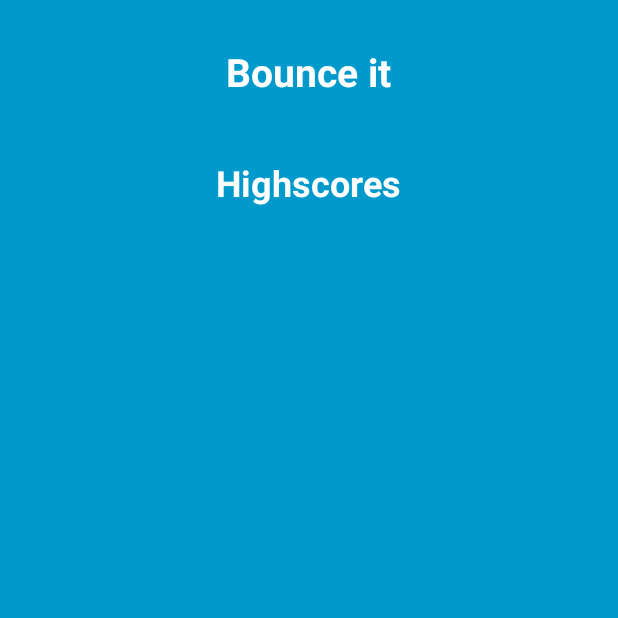
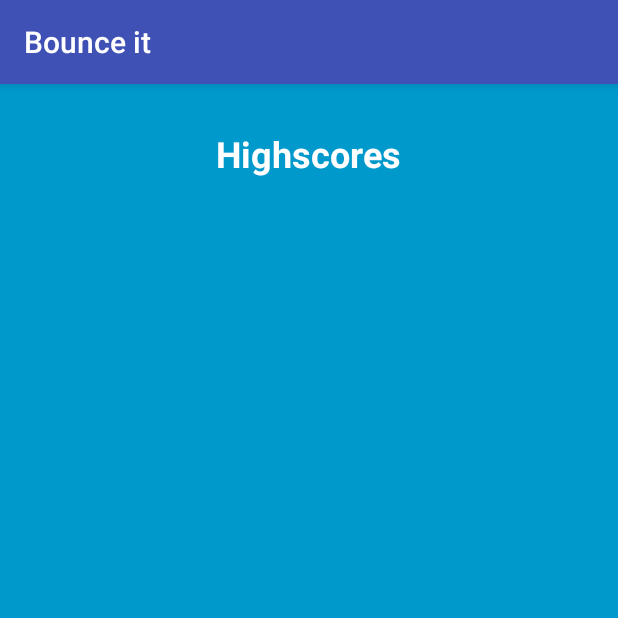
Before and after one commit to maxrick/BounceIt, an Android app: the Highscores screen opened directly, with no data from a screen before it, on a phone screen of 412 x 824 dp, the top half of it. Run offline under Robolectric (Android 15) with nearby library versions, the phone set to English and light mode, and no system bars.

Commit message:
nicer highscores screen

```diff
--- a/app/src/main/AndroidManifest.xml
+++ b/app/src/main/AndroidManifest.xml
@@ -29,10 +29,7 @@
             android:screenOrientation="portrait"
             android:theme="@style/FullscreenTheme" />
         <activity android:name=".views.DiedScreen" />
-        <activity
-            android:name=".views.Highscores"
-            android:label="@string/title_activity_highscores"
-            android:theme="@style/AppTheme.NoActionBar" />
+        <activity android:name=".views.Highscores"></activity>
     </application>
 
 </manifest>
--- a/app/src/main/java/com/max/jumpingapp/views/Highscores.java
+++ b/app/src/main/java/com/max/jumpingapp/views/Highscores.java
@@ -1,8 +1,8 @@
 package com.max.jumpingapp.views;
 
 import android.content.SharedPreferences;
+import android.support.v7.app.AppCompatActivity;
 import android.os.Bundle;
-import android.support.v7.app.AppCompatActivity;
 import android.widget.TextView;
 
 import com.max.jumpingapp.R;
@@ -23,5 +23,4 @@ public class Highscores extends AppCompatActivity {
         }
         scoreView.setText(scoreBuild.toString());
     }
-
 }
--- a/app/src/main/java/com/max/jumpingapp/views/StartScreen.java
+++ b/app/src/main/java/com/max/jumpingapp/views/StartScreen.java
@@ -6,7 +6,6 @@ import android.os.Bundle;
 import android.view.View;
 
 import com.max.jumpingapp.R;
-import com.max.jumpingapp.views.MainActivity;
 
 /**
  * An example full-screen activity that shows and hides the system UI (i.e.
--- a/app/src/main/res/layout/activity_highscores.xml
+++ b/app/src/main/res/layout/activity_highscores.xml
@@ -1,32 +1,26 @@
 <?xml version="1.0" encoding="utf-8"?>
 
-<ScrollView xmlns:android="http://schemas.android.com/apk/res/android"
+<RelativeLayout xmlns:android="http://schemas.android.com/apk/res/android"
     xmlns:tools="http://schemas.android.com/tools"
+    android:layout_width="match_parent"
+    android:layout_height="wrap_content"
+    android:gravity="center">
+
+    <ScrollView
         android:layout_width="match_parent"
         android:layout_height="match_parent"
         android:background="#0099cc"
-    android:padding="10dp" >
+        android:padding="10dp">
 
         <RelativeLayout
             android:layout_width="match_parent"
             android:layout_height="wrap_content"
-        android:gravity="center" >
-        <TextView
-            android:id="@+id/intro"
-            android:layout_width="wrap_content"
-            android:layout_height="wrap_content"
-            android:layout_centerHorizontal="true"
-            android:padding="20dp"
-            android:text="@string/title_activity_start_screen"
-            android:textColor="#ffffffff"
-            android:textSize="26sp"
-            android:textStyle="bold" />
+            android:gravity="center">
 
             <TextView
                 android:id="@+id/high_head"
                 android:layout_width="wrap_content"
                 android:layout_height="wrap_content"
-            android:layout_below="@id/intro"
                 android:layout_centerHorizontal="true"
                 android:padding="20dp"
                 android:text="@string/title_activity_highscores"
@@ -45,6 +39,8 @@
                 android:textColor="#ffffffff"
                 android:textSize="22sp"
                 android:textStyle="bold" />
+
         </RelativeLayout>
+    </ScrollView>
 
-</ScrollView>
+</RelativeLayout>
--- a/app/src/main/res/values/strings.xml
+++ b/app/src/main/res/values/strings.xml
@@ -1,5 +1,5 @@
 <resources>
-    <string name="app_name">JumpingApp</string>
+    <string name="app_name">Bounce it</string>
 
     <string name="hello_world">Hello world!</string>
     <string name="action_settings">Settings</string>
@@ -7,5 +7,4 @@
     <string name="dummy_button">Dummy Button</string>
     <string name="dummy_content">DUMMY\nCONTENT</string>
     <string name="title_activity_highscores">Highscores</string>
-    <string name="title_activity_test2">test2</string>
 </resources>
```
Also changed, not shown: app/src/main/res/layout/activity_test2.xml (deleted, +0 -26 lines), app/src/main/res/layout/content_highscores.xml (deleted, +0 -58 lines). Lines whose indentation alone changed are shown as unchanged.
